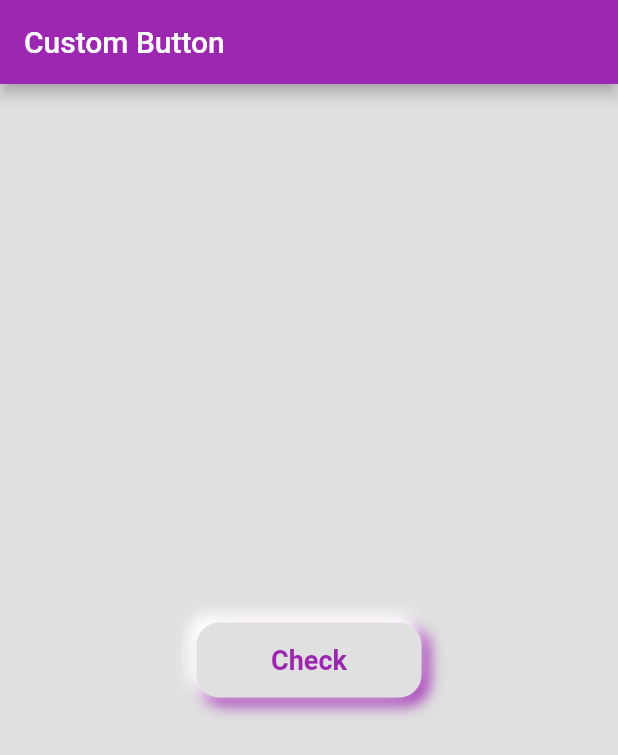
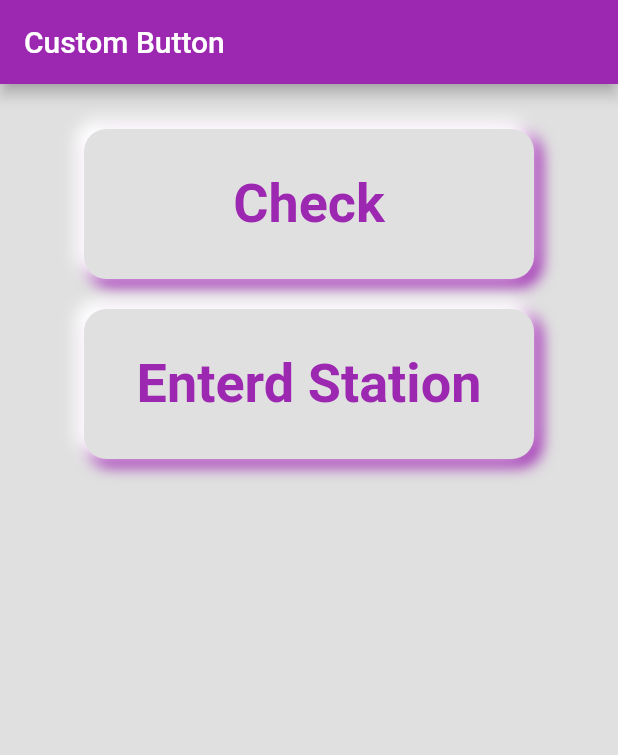
Before and after one commit to Nuwan-Wi/Fuel_App_ui_flutter, a Flutter app: the screen it shows after launch, on a phone screen of 412 x 824 dp. Shown: the top 755 px of the screen. Run offline on Flutter 3.47's test engine with Material 2 defaults, Android fonts, the phone set to English and light mode, and no system bars.

Commit message:
Navigation Added

```diff
--- a/sign_in/lib/HomePage.dart
+++ b/sign_in/lib/HomePage.dart
@@ -1,5 +1,6 @@
 // ignore: file_names
 import 'package:flutter/material.dart';
+import 'package:sign_in/login.dart';
 
 class HomePage extends StatefulWidget {
   const HomePage({super.key});
@@ -18,18 +19,29 @@ class _HomePageState extends State<HomePage> {
         ),
         body: Container(
           color: Colors.grey.shade300,
-          child: Center(
+          padding: EdgeInsets.all(30),
+          child: Column(
+            children: [
+              Center(
                 child: GestureDetector(
                   onTap: () {
-                print("Button Clicked");
+                    Navigator.push(
+                      context,
+                      MaterialPageRoute(
+                        builder: (BuildContext context) {
+                          return LoginScreen();
+                        },
+                      ),
+                    );
                   },
                   child: Container(
-                height: 50,
-                width: 150,
+                    padding: const EdgeInsets.all(15),
+                    height: 100,
+                    width: 300,
                     decoration: BoxDecoration(
                         color: Colors.grey.shade300,
                         borderRadius: BorderRadius.circular(15),
-                    boxShadow: [
+                        boxShadow: const [
                           BoxShadow(
                             color: Colors.purple,
                             spreadRadius: 1,
@@ -43,19 +55,62 @@ class _HomePageState extends State<HomePage> {
                             offset: Offset(-4, -4),
                           )
                         ]),
-                child: Center(
+                    child: const Center(
                       child: Text(
                         "Check",
                         style: TextStyle(
                           color: Colors.purple,
                           fontWeight: FontWeight.bold,
-                      fontSize: 18,
+                          fontSize: 36,
                         ),
                       ),
                     ),
                   ),
                 ),
               ),
+              Center(
+                child: GestureDetector(
+                  onTap: () {
+                    print("Button 2 Clicked");
+                  },
+                  child: Padding(
+                    padding: const EdgeInsets.all(20),
+                    child: Container(
+                      height: 100,
+                      width: 300,
+                      decoration: BoxDecoration(
+                          color: Colors.grey.shade300,
+                          borderRadius: BorderRadius.circular(15),
+                          boxShadow: const [
+                            BoxShadow(
+                              color: Colors.purple,
+                              spreadRadius: 1,
+                              blurRadius: 8,
+                              offset: Offset(4, 4),
+                            ),
+                            BoxShadow(
+                              color: Colors.white,
+                              spreadRadius: 2,
+                              blurRadius: 8,
+                              offset: Offset(-4, -4),
+                            )
+                          ]),
+                      child: const Center(
+                        child: Text(
+                          "Enterd Station",
+                          style: TextStyle(
+                            color: Colors.purple,
+                            fontWeight: FontWeight.bold,
+                            fontSize: 36,
+                          ),
+                        ),
+                      ),
+                    ),
+                  ),
+                ),
+              ),
+            ],
+          ),
         ));
   }
 }
```
Lines whose indentation alone changed are shown as unchanged.
